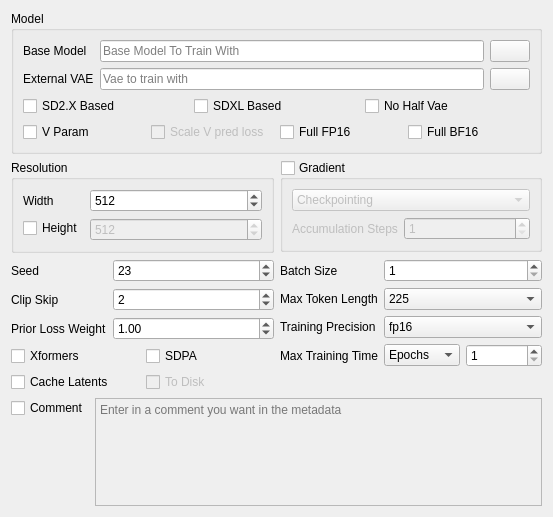
The window that ui_files/BaseUI.ui (derrian-distro/LoRA_Easy_Training_Scripts) describes before a commit, drawn with Qt 5.
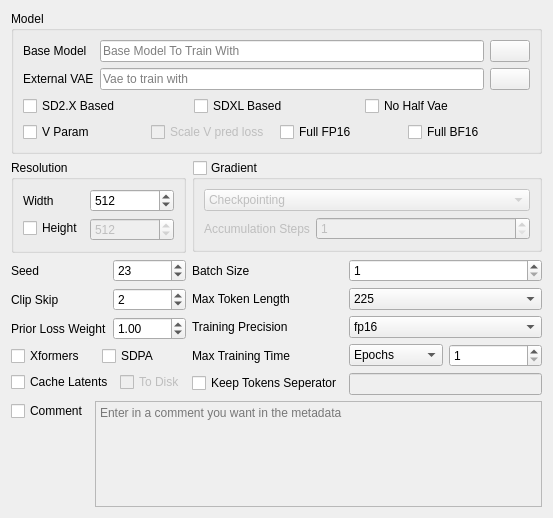
The same window after the commit. Custom widgets are drawn as their Qt base class.

```diff
--- a/ui_files/BaseUI.ui
+++ b/ui_files/BaseUI.ui
@@ -7,7 +7,7 @@
     <x>0</x>
     <y>0</y>
     <width>553</width>
-    <height>517</height>
+    <height>518</height>
    </rect>
   </property>
   <property name="windowTitle">
@@ -144,6 +144,20 @@
        </item>
       </layout>
      </item>
+     <item row="4" column="0">
+      <widget class="QCheckBox" name="keep_tokens_seperator_enable">
+       <property name="text">
+        <string>Keep Tokens Seperator</string>
+       </property>
+      </widget>
+     </item>
+     <item row="4" column="1">
+      <widget class="LineEditWithHighlightMin" name="keep_tokens_seperator_input">
+       <property name="enabled">
+        <bool>false</bool>
+       </property>
+      </widget>
+     </item>
     </layout>
    </item>
    <item row="3" column="1" colspan="2">
@@ -606,6 +620,11 @@
    <extends>QLineEdit</extends>
    <header>modules.DragDropLineEdit.h</header>
   </customwidget>
+  <customwidget>
+   <class>LineEditWithHighlightMin</class>
+   <extends>QLineEdit</extends>
+   <header>modules.LineEditHighlightMin.h</header>
+  </customwidget>
  </customwidgets>
  <resources/>
  <connections/>
```
